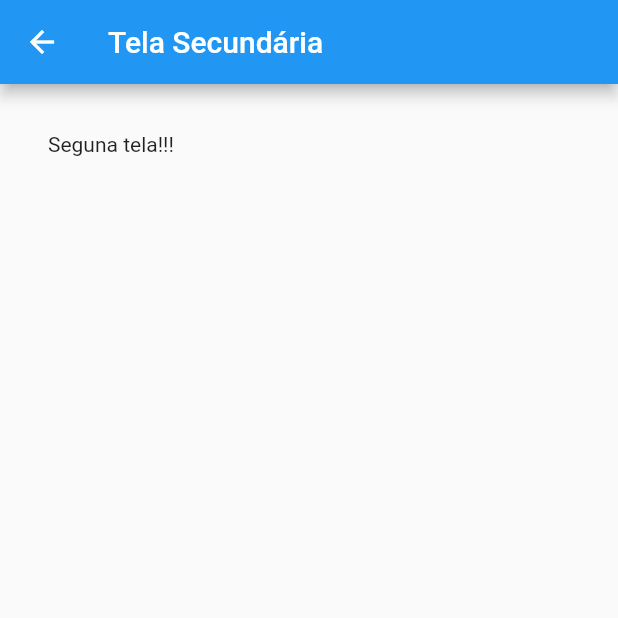
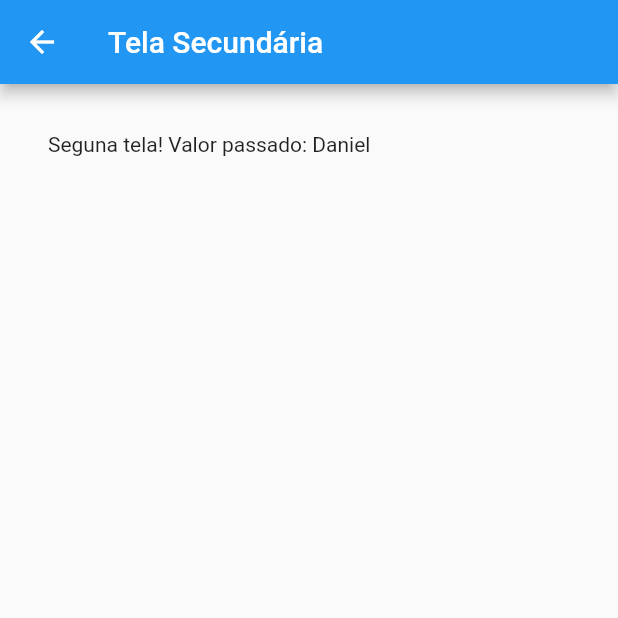
Before and after one commit to danieldfr/curso_flutter, a Flutter app: the screen it shows after launch, after a tap on "Ir para a segunda tela", on a phone screen of 412 x 824 dp, the top half of it. Run offline on Flutter 3.47's test engine with Material 2 defaults, Android fonts, the phone set to English and light mode, and no system bars.

Commit message:
:sparkles: feat passar dados entre telas
Utilizando o projeto navegação foi implementado um exemplo de como passar dados de uma tela para outra

```diff
--- a/projetos_arquivos/navegacao/lib/TelaSecundaria.dart
+++ b/projetos_arquivos/navegacao/lib/TelaSecundaria.dart
@@ -1,7 +1,12 @@
 import 'package:flutter/material.dart';
 
 class TelaSecundaria extends StatefulWidget {
-  const TelaSecundaria({Key? key}) : super(key: key);
+
+  String valor;
+
+  TelaSecundaria(this.valor);
+
+  //const TelaSecundaria({Key? key}) : super(key: key);
 
   @override
   State<TelaSecundaria> createState() => _TelaSecundariaState();
@@ -19,7 +24,7 @@ class _TelaSecundariaState extends State<TelaSecundaria> {
         padding: EdgeInsets.all(32),
         child: Column(
           children: <Widget>[
-            Text("Seguna tela!!!")
+            Text("Seguna tela! Valor passado: ${widget.valor} " )
           ],
         ),
       ),
--- a/projetos_arquivos/navegacao/lib/main.dart
+++ b/projetos_arquivos/navegacao/lib/main.dart
@@ -45,7 +45,7 @@ class _TelaPrincipalState extends State<TelaPrincipal> {
                 Navigator.push(
                     context,
                     MaterialPageRoute(
-                        builder: (context) => TelaSecundaria(),
+                        builder: (context) => TelaSecundaria("Daniel"),
                     ),
                 );
               },
```
Also changed, not shown: projetos_arquivos/_arquivos/imagens/cliente1.png (added), projetos_arquivos/_arquivos/imagens/cliente2.png (added), projetos_arquivos/_arquivos/imagens/detalhe_cliente.png (added), projetos_arquivos/_arquivos/imagens/detalhe_contato.png (added), projetos_arquivos/_arquivos/imagens/detalhe_empresa.png (added), projetos_arquivos/_arquivos/imagens/detalhe_servico.png (added), projetos_arquivos/_arquivos/imagens/logo.png (added), projetos_arquivos/_arquivos/imagens/menu_cliente.png (added), projetos_arquivos/_arquivos/imagens/menu_contato.png (added), projetos_arquivos/_arquivos/imagens/menu_empresa.png (added), projetos_arquivos/_arquivos/imagens/menu_servico.png (added).
